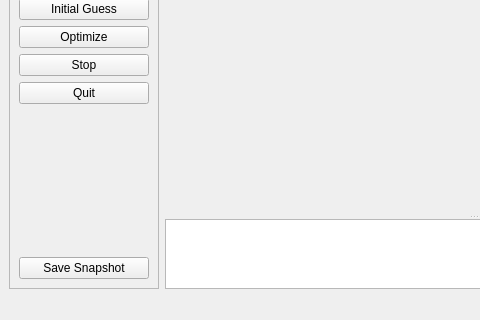
Old version of the form g2o/apps/g2o_viewer/base_main_window.ui in the repository RainerKuemmerle/g2o; both pictures show x 0 to 480 and y 280 to 600 of the 800 by 600 pixel window.
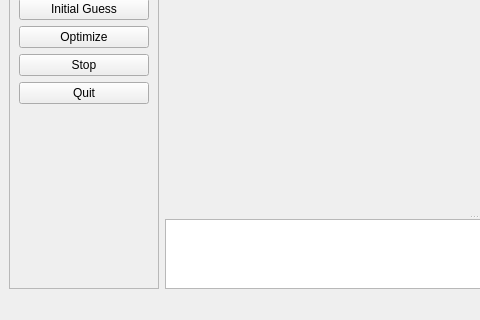
New version of the form. Custom widgets are drawn as their Qt base class.

Commit message:
extended the viewer
- allow to save screen shot in different formats
- adding load / save of the camera position

The edit to the form file:
```diff
--- a/g2o/apps/g2o_viewer/base_main_window.ui
+++ b/g2o/apps/g2o_viewer/base_main_window.ui
@@ -167,13 +167,6 @@
          </property>
         </spacer>
        </item>
-       <item>
-        <widget class="QPushButton" name="btnSaveSnapshot">
-         <property name="text">
-          <string>Save Snapshot</string>
-         </property>
-        </widget>
-       </item>
       </layout>
      </widget>
     </item>
```
Left out of the diff: 22 changed lines with no effect on the pictures. The commit also changes 2 other files.
